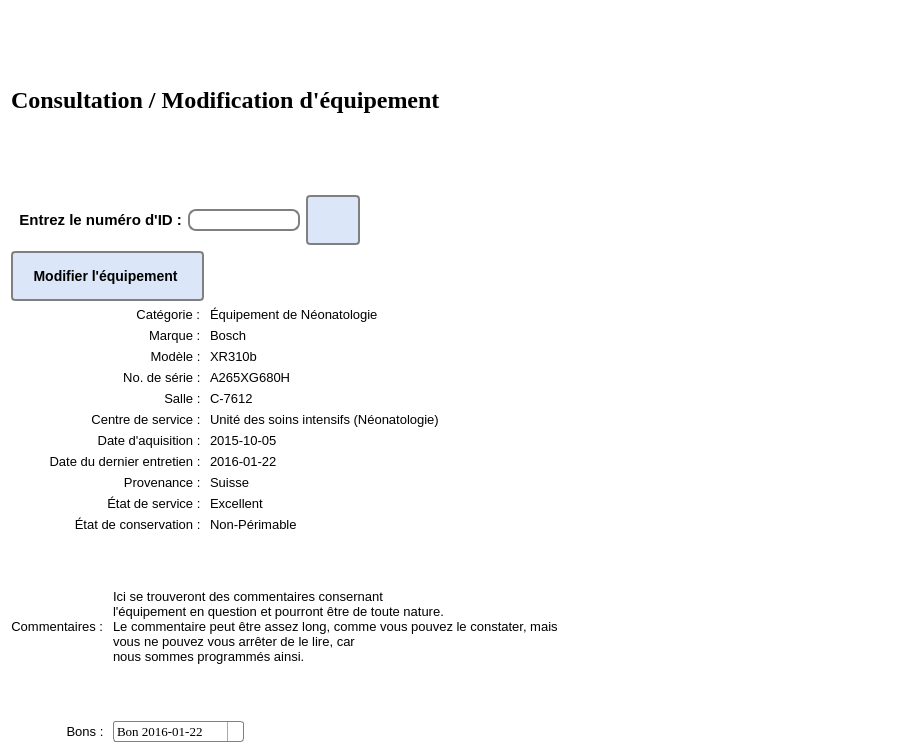
This is Apprentissage Python/exercices/Hatim/Accueil/ConsultationEquip9.ui in ProjetPC2/SIMM-2.0 as Qt 5 draws it before an edit. The edited form follows.
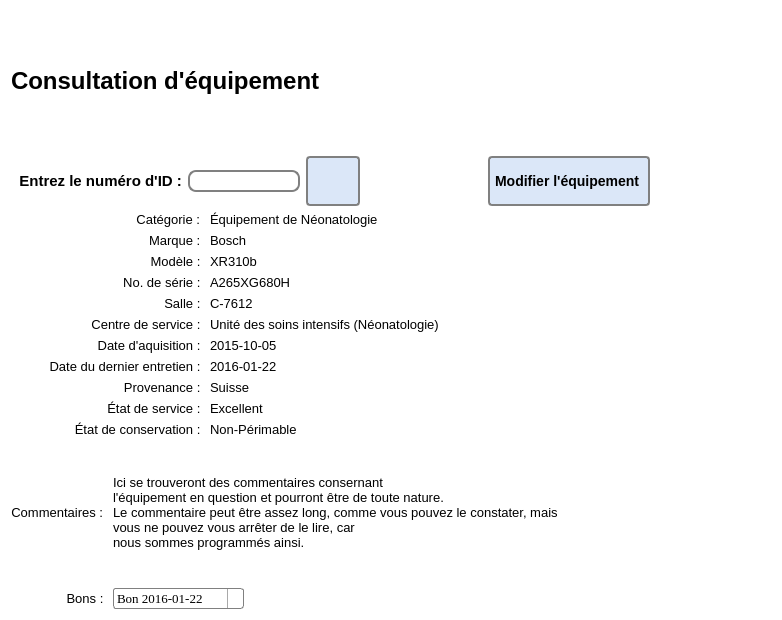
This is the edited form. Icons and pictures are not drawn.

What changed in the file:
```diff
--- a/Apprentissage Python/exercices/Hatim/Accueil/ConsultationEquip9.ui
+++ b/Apprentissage Python/exercices/Hatim/Accueil/ConsultationEquip9.ui
@@ -6,8 +6,8 @@
    <rect>
     <x>0</x>
     <y>0</y>
-    <width>905</width>
-    <height>753</height>
+    <width>782</width>
+    <height>620</height>
    </rect>
   </property>
   <property name="windowTitle">
@@ -116,7 +116,7 @@
       <widget class="QLabel" name="titre">
        <property name="font">
         <font>
-         <family>Times New Roman</family>
+         <family>MS Shell Dlg 2</family>
          <pointsize>18</pointsize>
          <weight>75</weight>
          <italic>false</italic>
@@ -125,7 +125,7 @@
         </font>
        </property>
        <property name="text">
-        <string>Consultation / Modification d'équipement</string>
+        <string>Consultation d'équipement</string>
        </property>
       </widget>
      </item>
@@ -212,10 +212,6 @@
        </property>
       </spacer>
      </item>
-    </layout>
-   </item>
-   <item row="2" column="0" colspan="2">
-    <layout class="QHBoxLayout" name="horizontalLayout_4">
      <item>
       <widget class="QPushButton" name="ajouterUnEquipementNutton">
        <property name="font">
@@ -241,8 +237,24 @@
        </property>
       </widget>
      </item>
+     <item>
+      <spacer name="horizontalSpacer">
+       <property name="orientation">
+        <enum>Qt::Horizontal</enum>
+       </property>
+       <property name="sizeHint" stdset="0">
+        <size>
+         <width>40</width>
+         <height>20</height>
+        </size>
+       </property>
+      </spacer>
+     </item>
     </layout>
    </item>
+   <item row="2" column="0" colspan="4">
+    <layout class="QHBoxLayout" name="horizontalLayout_4"/>
+   </item>
    <item row="3" column="0" colspan="2">
     <layout class="QVBoxLayout" name="verticalLayout">
      <item alignment="Qt::AlignRight">
```
Left out of the diff: 2 changed lines with no effect on the pictures.
